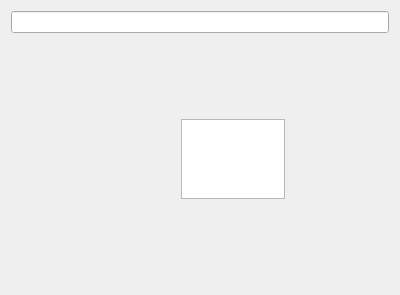
sigsergv/ororok, file src/testwidget.ui: the form before one commit.
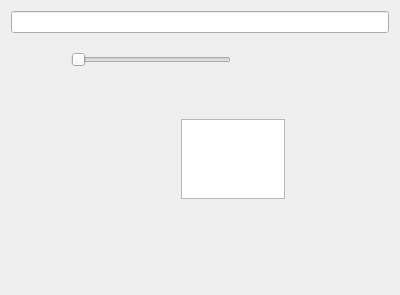
The form after the commit.

Diff of the .ui file:
```diff
--- a/src/testwidget.ui
+++ b/src/testwidget.ui
@@ -29,6 +29,19 @@
        </rect>
       </property>
      </widget>
+     <widget class="QSlider" name="horizontalSlider">
+      <property name="geometry">
+       <rect>
+        <x>60</x>
+        <y>10</y>
+        <width>160</width>
+        <height>21</height>
+       </rect>
+      </property>
+      <property name="orientation">
+       <enum>Qt::Horizontal</enum>
+      </property>
+     </widget>
     </widget>
    </item>
   </layout>
```
